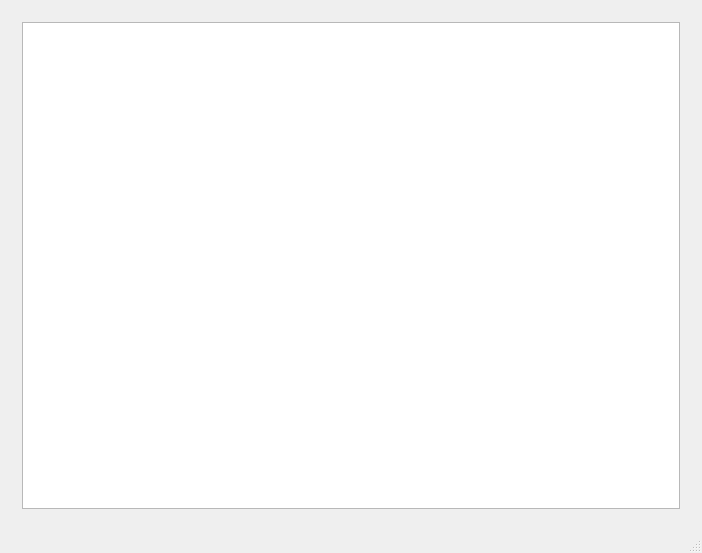
Above: mainwindow.ui from Dixaba/qtdbprogram before the change. Below: the same form after it.
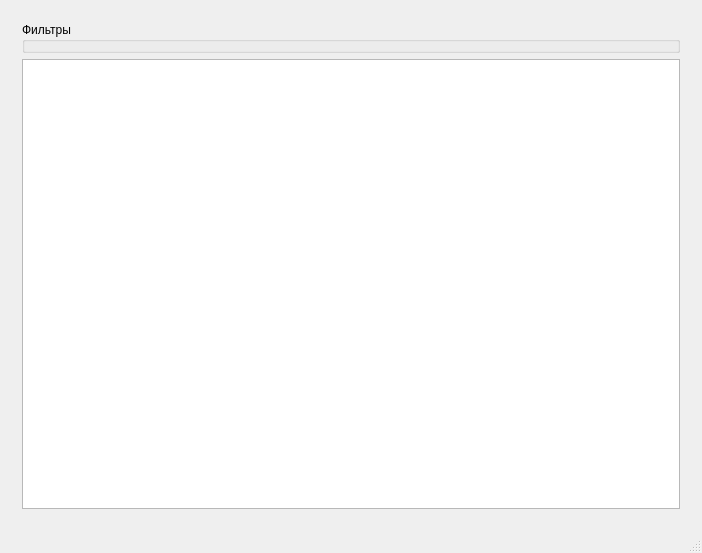
That is the form after the change. The open tabs and pages were chosen to show the change.

```diff
--- a/mainwindow.ui
+++ b/mainwindow.ui
@@ -534,10 +534,17 @@
        </layout>
       </widget>
       <widget class="QWidget" name="pageWork">
-       <layout class="QVBoxLayout" name="verticalLayout_4">
-        <item>
+       <layout class="QGridLayout" name="gridLayout_3">
+        <item row="1" column="0">
          <widget class="QTableView" name="tableView"/>
         </item>
+        <item row="0" column="0">
+         <widget class="QGroupBox" name="groupBox">
+          <property name="title">
+           <string>Фильтры</string>
+          </property>
+         </widget>
+        </item>
        </layout>
       </widget>
      </widget>
```
Left out of the diff: 8 changed lines with no effect on the pictures.
